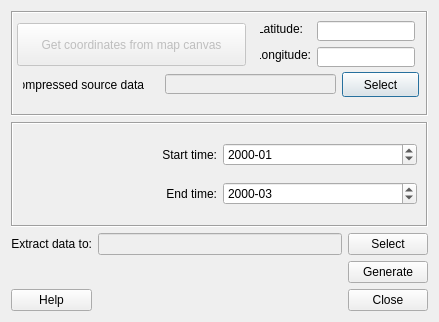
Above: WATCHData/watch_dialog_base.ui from UMEP-dev/UMEP before the change. Below: the same form after it.
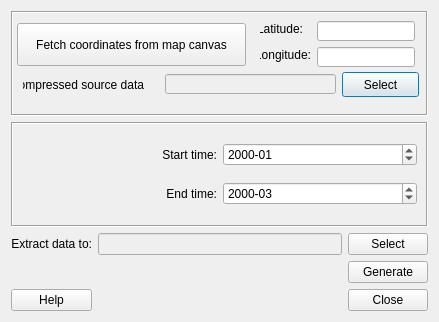
That is the form after the change.

Patch:
```diff
--- a/WATCHData/watch_dialog_base.ui
+++ b/WATCHData/watch_dialog_base.ui
@@ -130,7 +130,7 @@
      </widget>
      <widget class="QPushButton" name="pushButton_2">
       <property name="enabled">
-       <bool>false</bool>
+       <bool>true</bool>
       </property>
       <property name="geometry">
        <rect>
@@ -141,7 +141,7 @@
        </rect>
       </property>
       <property name="text">
-       <string>Get coordinates from map canvas</string>
+       <string>Fetch coordinates from map canvas</string>
       </property>
      </widget>
     </widget>
```
Left out of the diff: 4 changed lines with no effect on the pictures.
